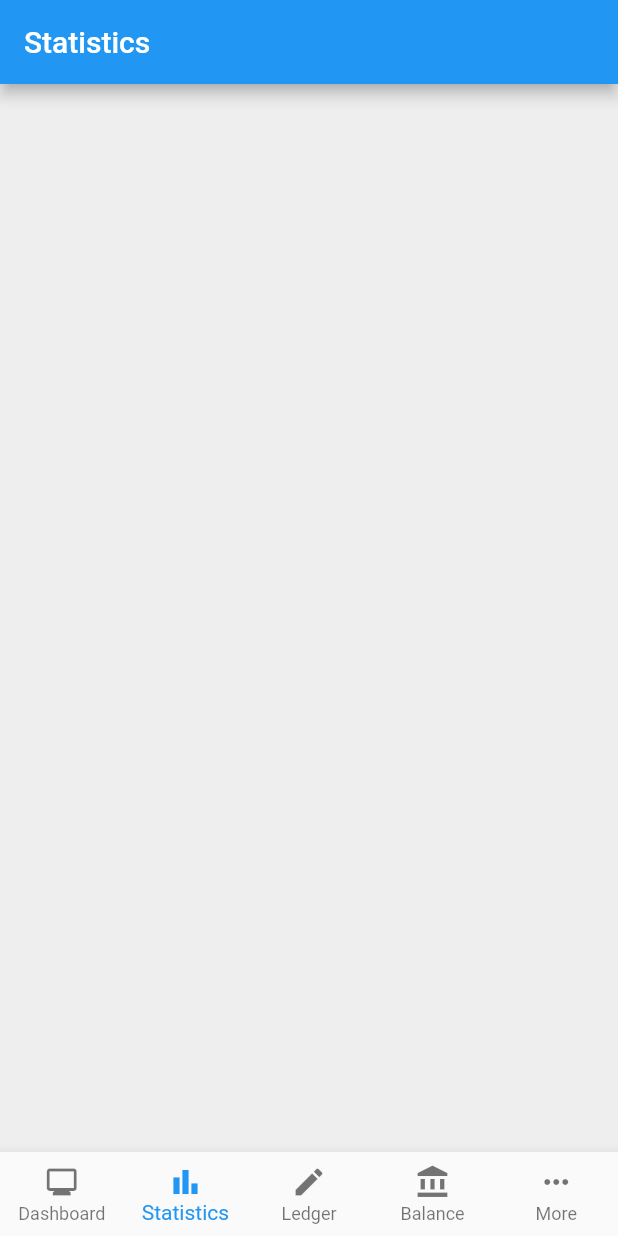
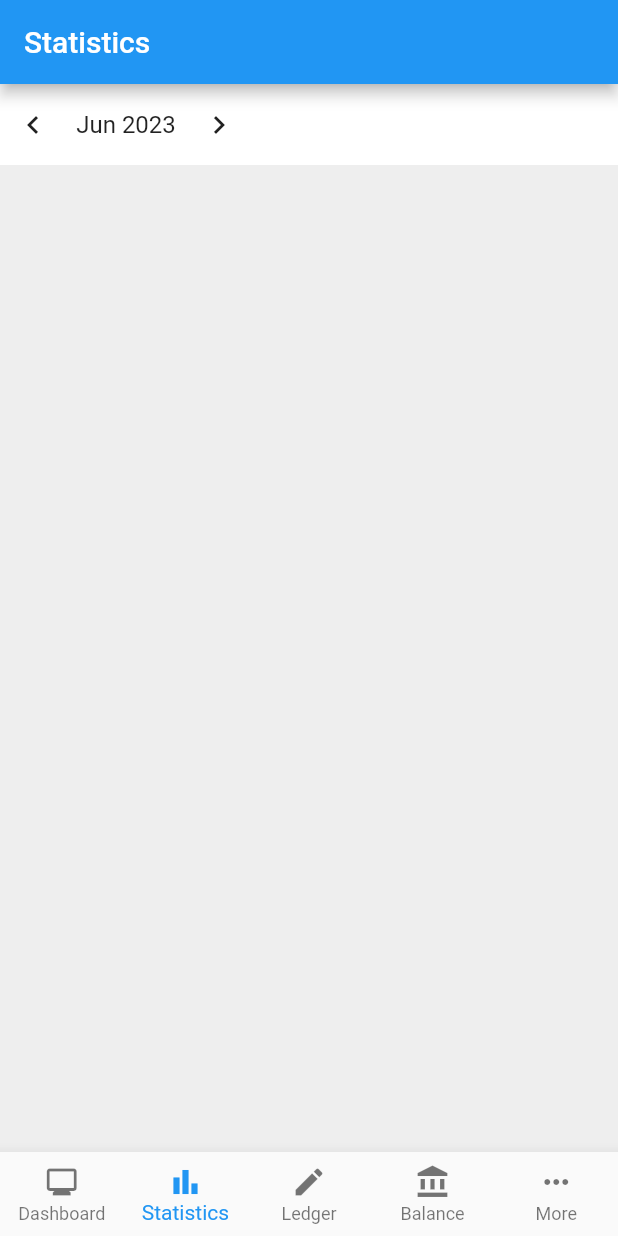
Before and after one commit to marcusleowhm/budget_buddy, a Flutter app: the screen it shows after launch, item 2 of the bottom bar chosen, on a phone screen of 412 x 824 dp. Run offline on Flutter 3.47's test engine with Material 2 defaults, Android fonts, the phone set to English and light mode, and no system bars; our stand-ins replace bloc, fl_chart, flutter_bloc, flutter_slidable, font_awesome_flutter, go_router.

Commit message:
refactor month picker and added to statistics screen

```diff
--- /dev/null
+++ b/lib/features/data/components/statistics/c_transaction_statistics.dart
@@ -0,0 +1,52 @@
+import 'package:budget_buddy/features/data/widgets/month_picker.dart';
+import 'package:budget_buddy/features/ledger/cubit/c_transaction_cubit.dart';
+import 'package:flutter/material.dart';
+import 'package:flutter_bloc/flutter_bloc.dart';
+
+class CTransactionStatistics extends StatelessWidget {
+  CTransactionStatistics({
+    super.key,
+    required this.currentLocalDate,
+    required this.nowDate,
+    required this.incrementMonth,
+    required this.decrementMonth,
+    required this.resetDate,
+  });
+
+  final DateTime currentLocalDate;
+  final DateTime nowDate;
+
+  //Scroll controller for scrolling down
+  final ScrollController _scrollController = ScrollController();
+  final VoidCallback incrementMonth;
+  final VoidCallback decrementMonth;
+  final VoidCallback resetDate;
+
+  @override
+  Widget build(BuildContext context) {
+    return Column(
+      children: [
+        MonthPicker(
+          currentLocalDate: currentLocalDate,
+          nowDate: nowDate,
+          incrementMonth: incrementMonth,
+          decrementMonth: decrementMonth,
+          resetDate: resetDate,
+        ),
+        Expanded(
+          child: SingleChildScrollView(
+            controller: _scrollController,
+            physics: const BouncingScrollPhysics(),
+            child: BlocBuilder<CTransactionCubit, CTransactionState>(
+              builder: (context, state) {
+                return Column(
+                  children: [],
+                );
+              },
+            ),
+          ),
+        )
+      ],
+    );
+  }
+}
--- a/lib/features/data/components/transaction/c_transaction_list.dart
+++ b/lib/features/data/components/transaction/c_transaction_list.dart
@@ -1,11 +1,11 @@
 import 'package:budget_buddy/features/constants/enum.dart';
 import 'package:budget_buddy/features/data/components/transaction/transaction_block.dart';
+import 'package:budget_buddy/features/data/widgets/month_picker.dart';
 import 'package:budget_buddy/features/ledger/cubit/c_transaction_cubit.dart';
 import 'package:budget_buddy/features/ledger/model/daily_ledger_input.dart';
 import 'package:budget_buddy/features/ledger/model/monthly_ledger_input.dart';
 import 'package:budget_buddy/features/ledger/model/transaction_data.dart';
 import 'package:budget_buddy/utilities/currency_formatter.dart';
-import 'package:budget_buddy/utilities/date_formatter.dart';
 import 'package:flutter/material.dart';
 import 'package:flutter_bloc/flutter_bloc.dart';
 
@@ -116,45 +116,12 @@ class CTransactionList extends StatelessWidget {
       crossAxisAlignment: CrossAxisAlignment.center,
       children: [
         //Month picker
-        Container(
-          color: Theme.of(context).cardColor,
-          child: Row(
-            children: [
-              IconButton(
-                icon: const Icon(Icons.chevron_left),
-                onPressed: decrementMonth,
-                padding: const EdgeInsets.symmetric(
-                    horizontal: 10.0, vertical: 15.0),
-                constraints: const BoxConstraints(),
-              ),
-              SizedBox(
-                width: 80,
-                child: Text(dateMonthYearFormatter.format(currentLocalDate),
-                    textAlign: TextAlign.center,
-                    style: const TextStyle(fontSize: 16)),
-              ),
-              IconButton(
-                icon: const Icon(Icons.chevron_right),
-                onPressed: incrementMonth,
-                padding: const EdgeInsets.symmetric(
-                    horizontal: 10.0, vertical: 15.0),
-                constraints: const BoxConstraints(),
-              ),
-              if (
-                  //Same month but different year
-                  (currentLocalDate.month == nowDate.month &&
-                          currentLocalDate.year != nowDate.year) ||
-                      //Different month, year is irrelevant
-                      (currentLocalDate.month != nowDate.month))
-                IconButton(
-                  icon: const Icon(Icons.refresh),
-                  onPressed: resetDate,
-                  padding: const EdgeInsets.symmetric(
-                      horizontal: 10.0, vertical: 15.0),
-                  constraints: const BoxConstraints(),
-                )
-            ],
-          ),
+        MonthPicker(
+          currentLocalDate: currentLocalDate,
+          nowDate: nowDate,
+          incrementMonth: incrementMonth,
+          decrementMonth: decrementMonth,
+          resetDate: resetDate,
         ),
 
         //Total sum for the selected month
--- a/lib/features/data/screens/primary/statistics_screen.dart
+++ b/lib/features/data/screens/primary/statistics_screen.dart
@@ -1,24 +1,51 @@
 import 'package:budget_buddy/features/constants/enum.dart';
+import 'package:budget_buddy/features/data/components/statistics/c_transaction_statistics.dart';
 import 'package:budget_buddy/nav/routes.dart';
 import 'package:flutter/material.dart';
 
-class StatisticsScreen extends StatelessWidget {
+class StatisticsScreen extends StatefulWidget {
   const StatisticsScreen({super.key});
+
+  @override
+  State<StatisticsScreen> createState() => _StatisticsScreenState();
+}
+
+class _StatisticsScreenState extends State<StatisticsScreen> {
+  DateTime utcNow = DateTime.now();
+  late DateTime currentLocalDate;
+
+  @override
+  void initState() {
+    setState(() => currentLocalDate =
+        DateTime(utcNow.year, utcNow.month, utcNow.day).toLocal());
+    super.initState();
+  }
+
+  void incrementMonth() {
+    setState(() => currentLocalDate = DateTime(currentLocalDate.year,
+        currentLocalDate.month + 1, currentLocalDate.day));
+  }
+
+  void decrementMonth() {
+    setState(() => currentLocalDate = DateTime(currentLocalDate.year,
+        currentLocalDate.month - 1, currentLocalDate.day));
+  }
+
+  void resetDate() {
+    setState(() => currentLocalDate = utcNow);
+  }
 
   @override
   Widget build(BuildContext context) {
     return Scaffold(
       appBar: AppBar(title: Text('${titles[MainRoutes.statistics]}')),
       backgroundColor: Colors.grey[200], //TODO change this color
-      body: SingleChildScrollView(
-        child: Container(
-          margin: const EdgeInsets.symmetric(vertical: 10.0),
-          child: const Column(
-            children: [
-
-            ],
-          ),
-        ),
+      body: CTransactionStatistics(
+        currentLocalDate: currentLocalDate,
+        nowDate: utcNow,
+        incrementMonth: incrementMonth,
+        decrementMonth: decrementMonth,
+        resetDate: resetDate,
       ),
     );
   }
--- /dev/null
+++ b/lib/features/data/widgets/month_picker.dart
@@ -0,0 +1,63 @@
+import 'package:budget_buddy/utilities/date_formatter.dart';
+import 'package:flutter/material.dart';
+
+class MonthPicker extends StatelessWidget {
+  const MonthPicker({
+    super.key,
+    required this.currentLocalDate,
+    required this.nowDate,
+    required this.incrementMonth,
+    required this.decrementMonth,
+    required this.resetDate,
+  });
+
+  final DateTime currentLocalDate;
+  final DateTime nowDate;
+  final VoidCallback incrementMonth;
+  final VoidCallback decrementMonth;
+  final VoidCallback resetDate;
+
+  @override
+  Widget build(BuildContext context) {
+    return Container(
+      color: Theme.of(context).cardColor,
+      child: Row(
+        children: [
+          IconButton(
+            icon: const Icon(Icons.chevron_left),
+            onPressed: decrementMonth,
+            padding:
+                const EdgeInsets.symmetric(horizontal: 10.0, vertical: 15.0),
+            constraints: const BoxConstraints(),
+          ),
+          SizedBox(
+            width: 80,
+            child: Text(dateMonthYearFormatter.format(currentLocalDate),
+                textAlign: TextAlign.center,
+                style: const TextStyle(fontSize: 16)),
+          ),
+          IconButton(
+            icon: const Icon(Icons.chevron_right),
+            onPressed: incrementMonth,
+            padding:
+                const EdgeInsets.symmetric(horizontal: 10.0, vertical: 15.0),
+            constraints: const BoxConstraints(),
+          ),
+          if (
+              //Same month but different year
+              (currentLocalDate.month == nowDate.month &&
+                      currentLocalDate.year != nowDate.year) ||
+                  //Different month, year is irrelevant
+                  (currentLocalDate.month != nowDate.month))
+            IconButton(
+              icon: const Icon(Icons.refresh),
+              onPressed: resetDate,
+              padding:
+                  const EdgeInsets.symmetric(horizontal: 10.0, vertical: 15.0),
+              constraints: const BoxConstraints(),
+            ),
+        ],
+      ),
+    );
+  }
+}
```
